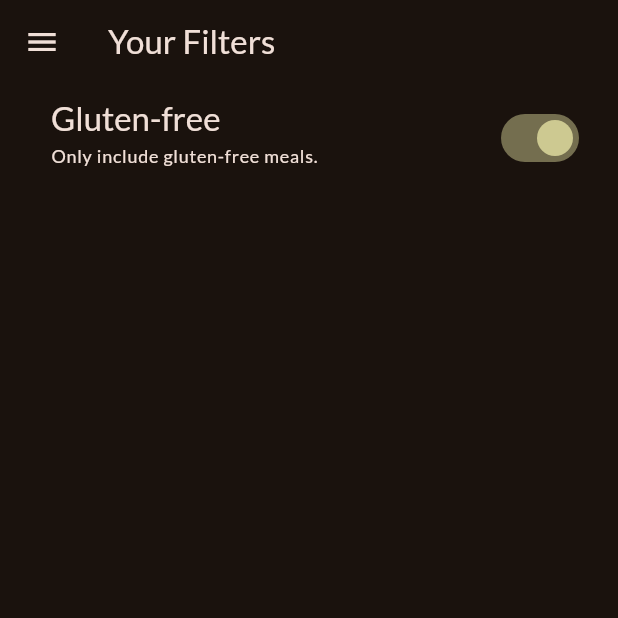
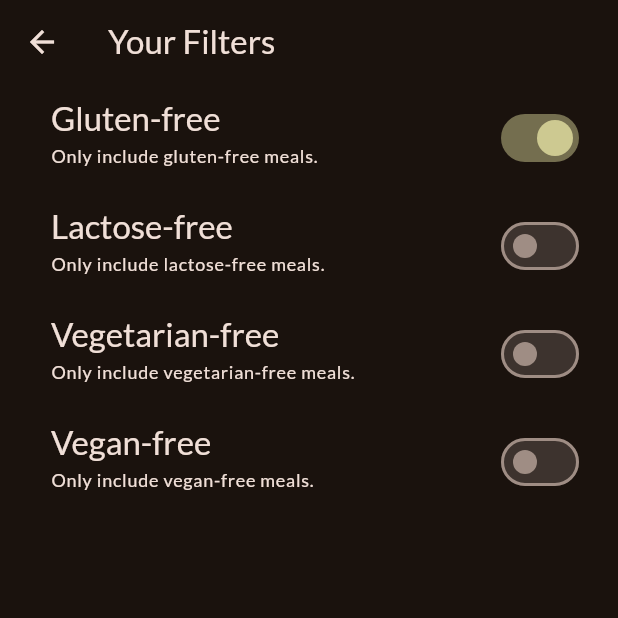
Before and after one commit to sibeux/flutter_mobile, a Flutter app: the FiltersScreen screen opened directly, after a tap on "Gluten-free", on a phone screen of 412 x 824 dp, the top half of it. Run offline on Flutter 3.47's test engine with Material 3 defaults, Android fonts, the phone set to English and light mode, and no system bars; our stand-ins replace google_fonts, transparent_image.

Commit message:
Refactor filters screen and add new filter options

```diff
--- a/lib/udemy_max/meal_app/screens/filters.dart
+++ b/lib/udemy_max/meal_app/screens/filters.dart
@@ -1,6 +1,6 @@
 import 'package:flutter/material.dart';
-import 'package:flutter_mobile/udemy_max/meal_app/screens/tabs.dart';
-import 'package:flutter_mobile/udemy_max/meal_app/widgets/main_drawer.dart';
+// import 'package:flutter_mobile/udemy_max/meal_app/screens/tabs.dart';
+// import 'package:flutter_mobile/udemy_max/meal_app/widgets/main_drawer.dart';
 
 class FiltersScreen extends StatefulWidget {
   const FiltersScreen({
@@ -13,6 +13,9 @@ class FiltersScreen extends StatefulWidget {
 
 class _FiltersScreenState extends State<FiltersScreen> {
   var _glutenFreeFilterSet = false;
+  var _lactoseFreeFilterSet = false;
+  var _vegetarianFreeFilterSet = false;
+  var _veganFreeFilterSet = false;
 
   @override
   Widget build(BuildContext context) {
@@ -20,35 +23,66 @@ class _FiltersScreenState extends State<FiltersScreen> {
       appBar: AppBar(
         title: const Text('Your Filters'),
       ),
-      drawer: MainDrawer(
-        onSelectScreen: (identifier) {
-          Navigator.of(context).pop();
-          if (identifier == 'meals') {
-            Navigator.of(context).push(
-              MaterialPageRoute(builder: (context) {
-                return const TabsScreen();
-              }),
+      // drawer: MainDrawer(
+      //   onSelectScreen: (identifier) {
+      //     Navigator.of(context).pop();
+      //     if (identifier == 'meals') {
+      //       Navigator.of(context).pushReplacement(
+      //         MaterialPageRoute(builder: (context) {
+      //           return const TabsScreen();
+      //         }),
+      //       );
+      //     }
+      //   },
+      // ),
+      body: Column(
+        children: [
+          listFilters(context,
+              title: 'Gluten-free',
+              subtitle: 'Only include gluten-free meals.',
+              value: _glutenFreeFilterSet),
+          listFilters(context,
+              title: 'Lactose-free',
+              subtitle: 'Only include lactose-free meals.',
+              value: _lactoseFreeFilterSet),
+          listFilters(context,
+              title: 'Vegetarian-free',
+              subtitle: 'Only include vegetarian-free meals.',
+              value: _vegetarianFreeFilterSet),
+          listFilters(context,
+              title: 'Vegan-free',
+              subtitle: 'Only include vegan-free meals.',
+              value: _veganFreeFilterSet),
+        ],
+      ),
     );
   }
-        },
-      ),
-      body: Column(
-        children: [
-          SwitchListTile(
-            value: _glutenFreeFilterSet,
+
+  SwitchListTile listFilters(BuildContext context,
+      {required String title, required String subtitle, required bool value}) {
+    return SwitchListTile(
+      value: value,
       onChanged: (isChecked) {
         setState(() {
+          if (title == 'Gluten-free') {
             _glutenFreeFilterSet = isChecked;
+          } else if (title == 'Lactose-free') {
+            _lactoseFreeFilterSet = isChecked;
+          } else if (title == 'Vegetarian-free') {
+            _vegetarianFreeFilterSet = isChecked;
+          } else if (title == 'Vegan-free') {
+            _veganFreeFilterSet = isChecked;
+          }
         });
       },
       title: Text(
-              'Gluten-free',
+        title,
         style: Theme.of(context).textTheme.titleLarge!.copyWith(
               color: Theme.of(context).colorScheme.onBackground,
             ),
       ),
       subtitle: Text(
-              'Only include gluten-free meals.',
+        subtitle,
         style: Theme.of(context).textTheme.labelMedium!.copyWith(
               color: Theme.of(context).colorScheme.onBackground,
             ),
@@ -58,9 +92,6 @@ class _FiltersScreenState extends State<FiltersScreen> {
         left: 34,
         right: 22,
       ),
-          ),
-        ],
-      ),
     );
   }
 }
```
Lines whose indentation alone changed are shown as unchanged.
